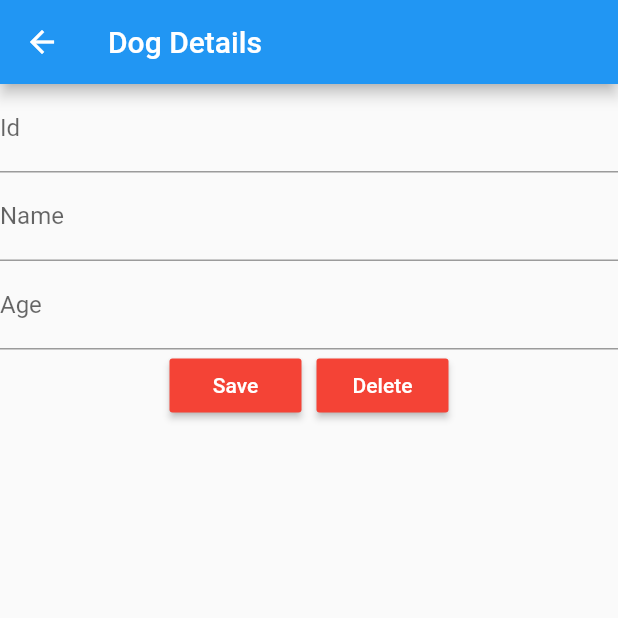
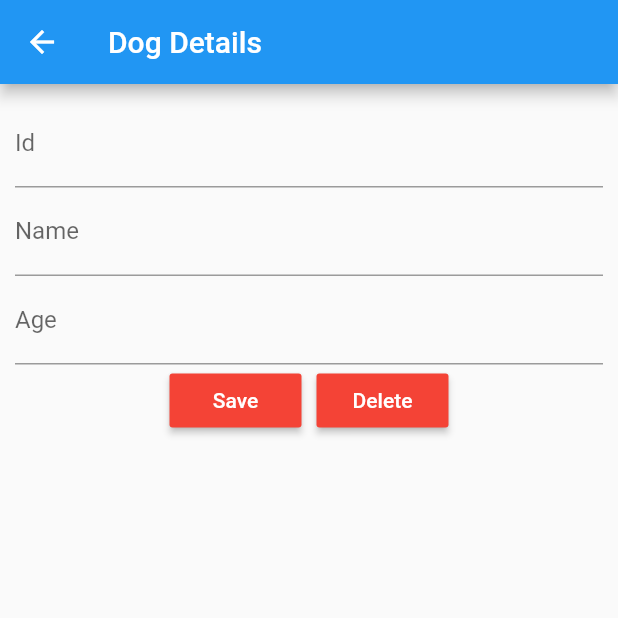
Before and after one commit to alexandrepd/FlutterSQLite, a Flutter app: the DogDetails screen opened directly, on a phone screen of 412 x 824 dp, the top half of it. Run offline on Flutter 3.47's test engine with Material 2 defaults, Android fonts, the phone set to English and light mode, and no system bars; our stand-ins replace sqflite; accounts and stored records are empty.

Commit message:
fixing layout

```diff
--- a/lib/view/dog_details.dart
+++ b/lib/view/dog_details.dart
@@ -35,12 +35,14 @@ class _DogDetailsState extends State<DogDetails> {
     return SingleChildScrollView(
       child: Form(
         key: _formKey,
+        child: SafeArea(
+          child: Padding(
+            padding: EdgeInsets.all(10.0),
             child: Column(
-          // mainAxisSize: MainAxisSize.min,
               children: <Widget>[
-            _getTextField("Id", _textId, widget.dog?.id.toString()),
+                _getTextField("Id", _textId, widget.dog?.id),
                 _getTextField("Name", _textName, widget.dog?.name),
-            _getTextField("Age", _textAge, widget.dog?.age.toString()),
+                _getTextField("Age", _textAge, widget.dog?.age),
                 Row(
                   mainAxisAlignment: MainAxisAlignment.center,
                   children: <Widget>[
@@ -54,15 +56,25 @@ class _DogDetailsState extends State<DogDetails> {
               ],
             ),
           ),
+        ),
+      ),
     );
   }
 
   Widget _getTextField(
       String label, TextEditingController controller, dynamic value) {
-    if (value != null) controller.text = value;
+    if (value == null)
+      controller.text = '';
+    else
+      controller.text = value;
 
     return TextFormField(
-      decoration: InputDecoration(labelText: label),
+      keyboardType: label == 'Id' || label == 'Age'
+          ? TextInputType.number
+          : TextInputType.text,
+      decoration: InputDecoration(
+        labelText: label,
+      ),
       controller: controller,
       validator: (_) {
         return _validateForm();
```
Lines whose indentation alone changed are shown as unchanged.
